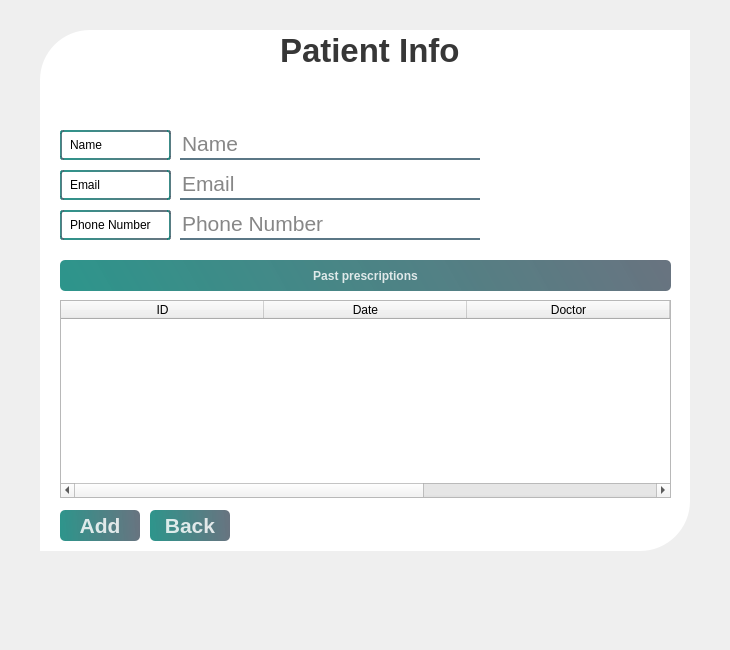
sallyeo/goalDiggers, file doctorViewPatient.ui: the form before one commit.
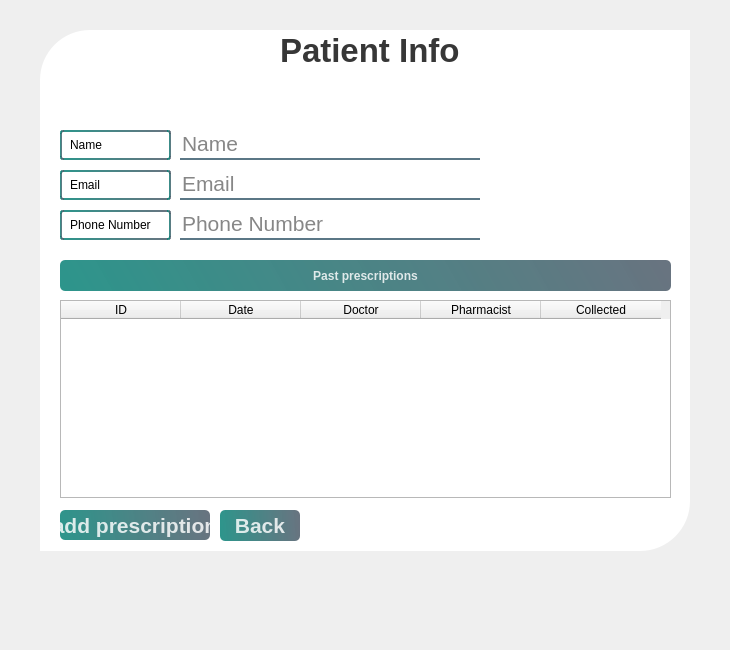
The form after the commit.

Commit message: edited DoctorViewPatient btn removed logout btn from doctorViewPrescription.ui

Diff of the .ui file:
```diff
--- a/doctorViewPatient.ui
+++ b/doctorViewPatient.ui
@@ -222,7 +222,7 @@
      <number>5</number>
     </property>
     <attribute name="horizontalHeaderDefaultSectionSize">
-     <number>203</number>
+     <number>120</number>
     </attribute>
     <column>
      <property name="text">
@@ -283,7 +283,7 @@
    <widget class="QPushButton" name="backButton">
     <property name="geometry">
      <rect>
-      <x>130</x>
+      <x>200</x>
       <y>500</y>
       <width>80</width>
       <height>31</height>
@@ -316,13 +316,13 @@
      <string>Back</string>
     </property>
    </widget>
-   <widget class="QPushButton" name="addButton">
+   <widget class="QPushButton" name="addPrescriptionButton">
     <property name="geometry">
      <rect>
       <x>40</x>
       <y>500</y>
-      <width>80</width>
-      <height>31</height>
+      <width>150</width>
+      <height>30</height>
      </rect>
     </property>
     <property name="font">
@@ -332,24 +332,24 @@
      </font>
     </property>
     <property name="styleSheet">
-     <string notr="true">QPushButton#addButton{
+     <string notr="true">QPushButton#addPrescriptionButton{
 	background-color: qlineargradient(spread:pad, x1:0, y1:0.505682, x2:1, y2:0.477, stop:0 rgba(11, 131, 120, 219), stop:1 rgba(85, 98, 112, 226));
 	color:rgba(255, 255, 255, 210);
 	border-radius:5px;
 }
 
-QPushButton#addButton:hover{
+QPushButton#addPrescriptionButton:hover{
 	background-color: qlineargradient(spread:pad, x1:0, y1:0.505682, x2:1, y2:0.477, stop:0 rgba(150, 123, 111, 219), stop:1 rgba(85, 81, 84, 226));
 }
 
-QPushButton#addButton:pressed{
+QPushButton#addPrescriptionButton:pressed{
 	padding-left:5px;
 	padding-top:5px;
 	background-color:rgba(150, 123, 111, 255);
 }</string>
     </property>
     <property name="text">
-     <string>Add</string>
+     <string>add prescription</string>
     </property>
    </widget>
   </widget>
```
The commit also changes 2 other files.
